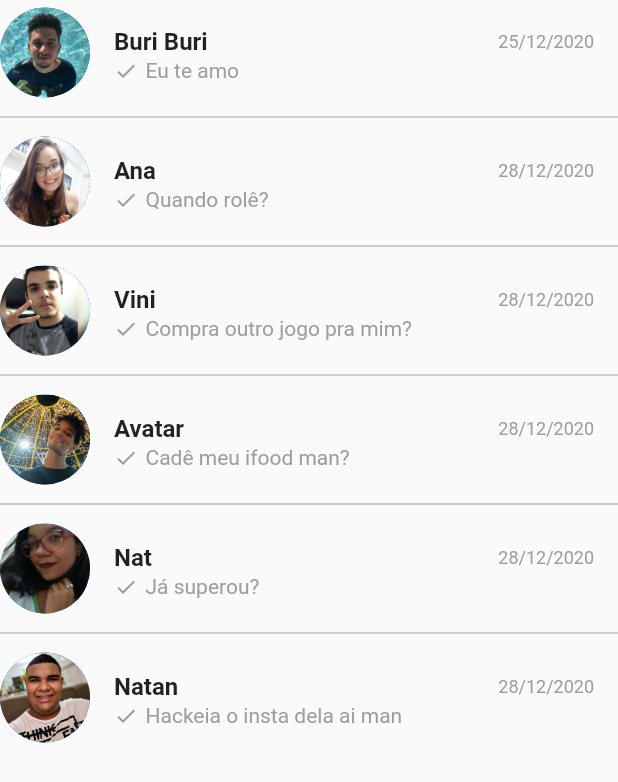
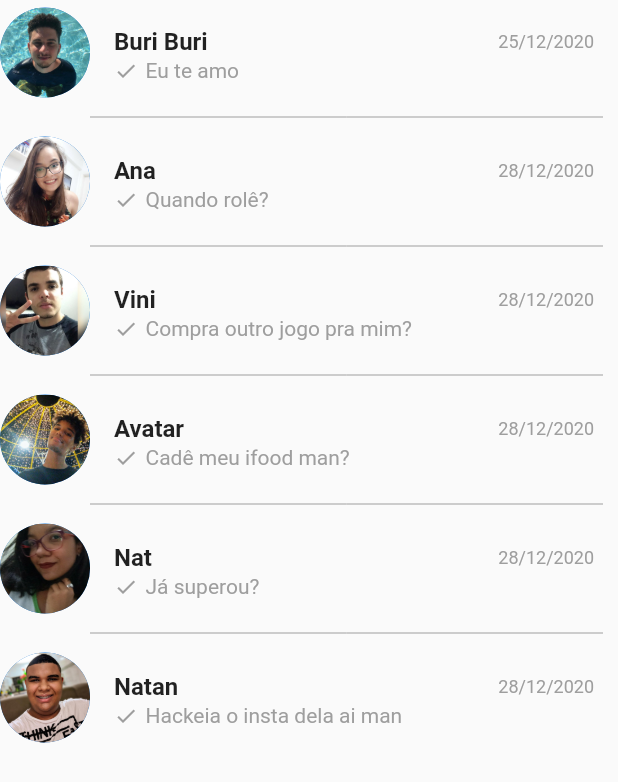
Before and after one commit to playerash/WhatsAppClone, a Flutter app: the ConversaScreen widget shown alone on an empty page, opened directly, on a phone screen of 412 x 824 dp. Shown: the top 782 px of the screen. Run offline on Flutter 3.47's test engine with Material 2 defaults, Android fonts, the phone set to English and light mode, and no system bars; our stand-ins replace camera, splashscreen.

Commit message:
Ajuste no divider

```diff
--- a/lib/screens/conversascreen.dart
+++ b/lib/screens/conversascreen.dart
@@ -52,15 +52,19 @@ class _ConversaScreenState extends State<ConversaScreen> {
   ];
 
   bool _conversaSelecionada = false;
-  List selecionados = [];
+
 
   @override
   Widget build(BuildContext context) {
     return Container(
       child: ListView.separated(
         separatorBuilder: (context, index) {
-          return Divider(
-            color: Colors.grey,
+          return Padding(
+            padding: const EdgeInsets.only(right:10.0, left: 60),
+            child: Divider(
+
+              color: Colors.grey,
+            ),
           );
         },
         itemCount: _contatos.length,
@@ -79,6 +83,9 @@ class _ConversaScreenState extends State<ConversaScreen> {
                   selectedTileColor: Color(0xfff2f2f2),
                   selected: _conversaSelecionada,
                   onLongPress: () {
+                    if(index == 2){
+
+                    }
                     print(index);
                     setState(() {
                       _conversaSelecionada = true;
--- a/pubspec.yaml
+++ b/pubspec.yaml
@@ -60,6 +60,7 @@ flutter:
   - images/vini.jpg
   - images/nat.jpg
   - images/and.jpg
+  - images/teste.jpg
 
   # An image asset can refer to one or more resolution-specific "variants", see
   # https://flutter.dev/assets-and-images/#resolution-aware.
```
Also changed, not shown: images/teste.jpg (added).
